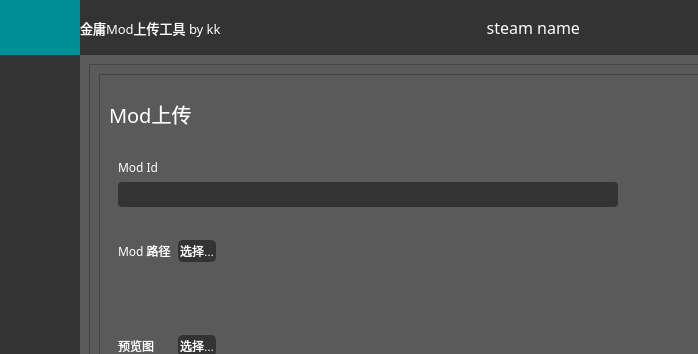
The window that mainwindow.ui (0kk470/modtool_qt) describes before a commit, drawn with Qt 5; both pictures show x 0 to 698 and y 0 to 354 of the 800 by 550 pixel window.
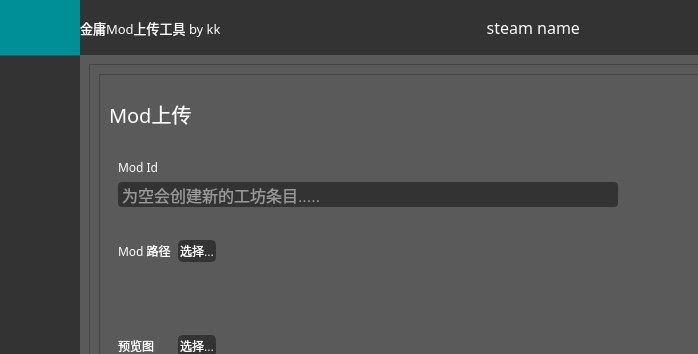
The same window after the commit. Icons and pictures are not drawn.

Diff of the .ui file:
```diff
--- a/mainwindow.ui
+++ b/mainwindow.ui
@@ -1414,6 +1414,9 @@
     border: 2px solid #006080;
 }</string>
                              </property>
+                             <property name="placeholderText">
+                              <string>为空会创建新的工坊条目.....</string>
+                             </property>
                             </widget>
                            </item>
                           </layout>
```
